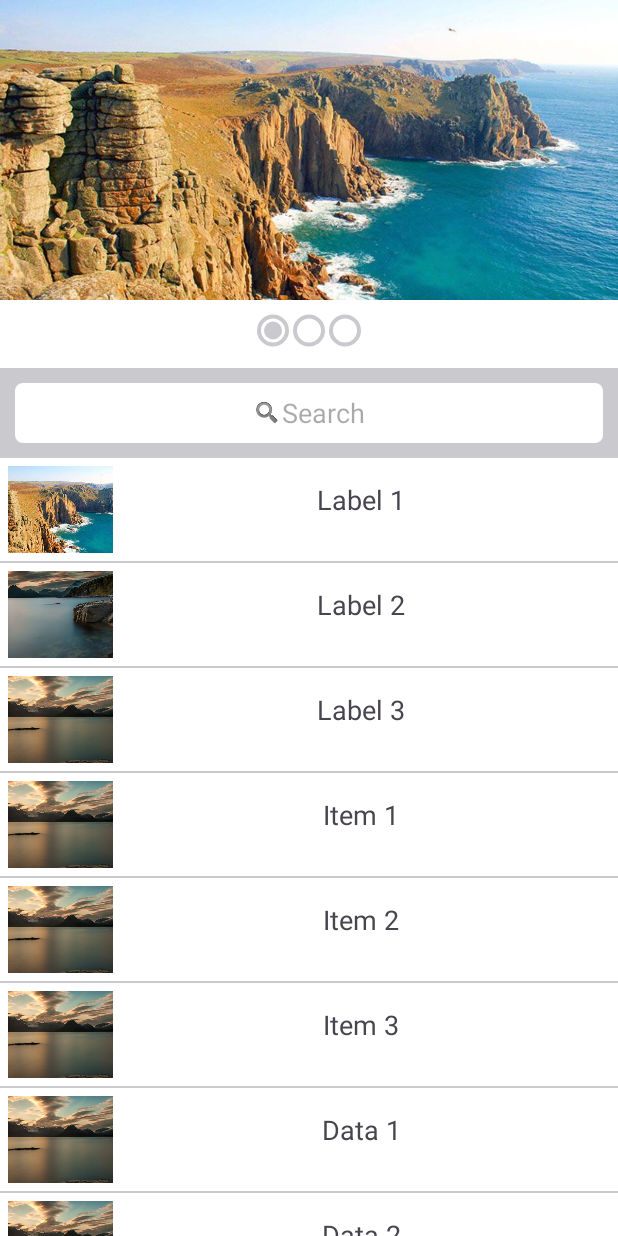
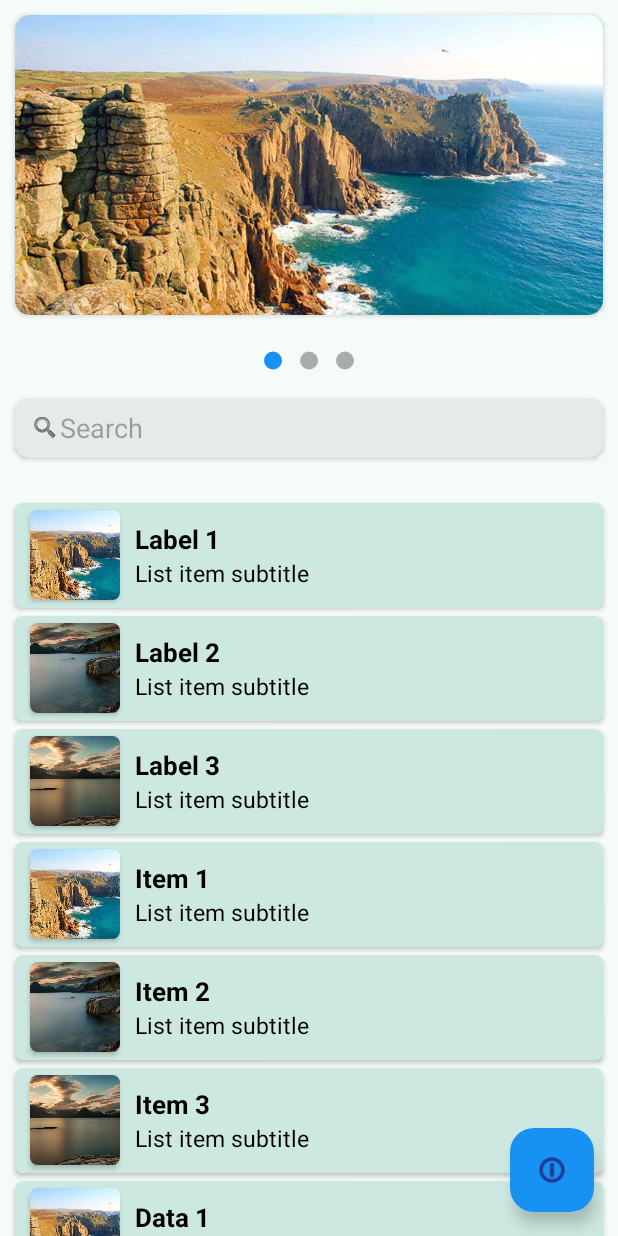
Before and after one commit to RitamBose804/Assignment, an Android app: the screen it shows after launch (MainActivity), on a phone screen of 412 x 824 dp. Run offline under Robolectric (Android 15) with nearby library versions, the phone set to English and light mode, and no system bars.

Commit message:
New Changes

```diff
--- a/app/src/main/java/com/assignment/MainActivity.kt
+++ b/app/src/main/java/com/assignment/MainActivity.kt
@@ -7,9 +7,12 @@ import android.text.TextWatcher
 import android.widget.EditText
 import android.widget.Switch
 import android.widget.TableLayout
+import android.widget.TextView
 import androidx.recyclerview.widget.LinearLayoutManager
 import androidx.recyclerview.widget.RecyclerView
 import androidx.viewpager2.widget.ViewPager2
+import com.google.android.material.bottomsheet.BottomSheetDialog
+import com.google.android.material.floatingactionbutton.FloatingActionButton
 import com.google.android.material.tabs.TabLayout
 import com.google.android.material.tabs.TabLayoutMediator
 
@@ -18,6 +21,7 @@ class MainActivity : AppCompatActivity() {
     lateinit var recycler_view: RecyclerView
     lateinit var viewPager: ViewPager2
     lateinit var searchText: EditText
+    lateinit var fab: FloatingActionButton
     var selectedArray = mutableListOf<Item>()
     var searchArray = mutableListOf<Item>()
     var selectedPosition : Int = 0
@@ -29,7 +33,11 @@ class MainActivity : AppCompatActivity() {
         tableLayout = findViewById(R.id.viewpager_tabs)
         recycler_view = findViewById(R.id.recycler_view)
         searchText = findViewById(R.id.searchText)
+        fab = findViewById(R.id.fab)
 
+
+        //clicking on fab floating icon
+        fab.setOnClickListener { showBottomSheetDialog() }
 
         //implemented addTextChangedListener to the search text to do automatic search from the Recycleview data when user type anything
 
@@ -57,36 +65,36 @@ class MainActivity : AppCompatActivity() {
             Item(R.drawable.image1, "Label 1"),
             Item(R.drawable.image2, "Label 2"),
             Item(R.drawable.image3, "Label 3"),
-            Item(R.drawable.image3, "Item 1"),
-            Item(R.drawable.image3, "Item 2"),
+            Item(R.drawable.image1, "Item 1"),
+            Item(R.drawable.image2, "Item 2"),
             Item(R.drawable.image3, "Item 3"),
-            Item(R.drawable.image3, "Data 1"),
-            Item(R.drawable.image3, "Data 2"),
+            Item(R.drawable.image1, "Data 1"),
+            Item(R.drawable.image2, "Data 2"),
             Item(R.drawable.image3, "Data 3")
             // Add more items as needed
         )
         val itemsList1 = arrayListOf(
-            Item(R.drawable.image1, "Label 4"),
-            Item(R.drawable.image2, "Label 5"),
-            Item(R.drawable.image3, "Label 6"),
+            Item(R.drawable.image3, "Label 4"),
+            Item(R.drawable.image1, "Label 5"),
+            Item(R.drawable.image2, "Label 6"),
             Item(R.drawable.image3, "Item 4"),
-            Item(R.drawable.image3, "Item 5"),
-            Item(R.drawable.image3, "Item 6"),
+            Item(R.drawable.image1, "Item 5"),
+            Item(R.drawable.image2, "Item 6"),
             Item(R.drawable.image3, "Data 4"),
-            Item(R.drawable.image3, "Data 5"),
+            Item(R.drawable.image1, "Data 5"),
             Item(R.drawable.image3, "Data 6")
             // Add more items as needed
         )
         val itemsList2 = arrayListOf(
             Item(R.drawable.image1, "Label 7"),
-            Item(R.drawable.image2, "Label 8"),
-            Item(R.drawable.image3, "Label 9"),
-            Item(R.drawable.image3, "Item 7"),
+            Item(R.drawable.image3, "Label 8"),
+            Item(R.drawable.image2, "Label 9"),
+            Item(R.drawable.image1, "Item 7"),
             Item(R.drawable.image3, "Item 8"),
-            Item(R.drawable.image3, "Item 9"),
-            Item(R.drawable.image3, "Data 7"),
+            Item(R.drawable.image2, "Item 9"),
+            Item(R.drawable.image1, "Data 7"),
             Item(R.drawable.image3, "Data 8"),
-            Item(R.drawable.image3, "Data 9")
+            Item(R.drawable.image2, "Data 9")
             // Add more items as needed
         )
 
@@ -152,4 +160,34 @@ class MainActivity : AppCompatActivity() {
         recycler_view.adapter = listAdapter
 
     }
+
+    private fun showBottomSheetDialog() {
+        val bottomSheetDialog = BottomSheetDialog(this)
+        val bottomSheetView = layoutInflater.inflate(R.layout.bottom_sheet_dialog, null)
+        bottomSheetDialog.setContentView(bottomSheetView)
+
+        val item_count = bottomSheetView.findViewById<TextView>(/* id = */ R.id.item_count);
+        val char_stats = bottomSheetView.findViewById<TextView>(/* id = */ R.id.char_stats);
+
+        val itemList = listOf("apple", "banana", "orange", "blueberry")
+        val itemCount = itemList.size
+        item_count.text = "Item Count: $itemCount"
+
+        val charStats = getCharacterStatistics(itemList)
+        char_stats.text = charStats
+
+        bottomSheetDialog.show()
+    }
+
+    private fun getCharacterStatistics(itemList: List<String>): String {
+        val charCount = mutableMapOf<Char, Int>()
+        itemList.forEach { item ->
+            item.forEach { char ->
+                charCount[char] = charCount.getOrDefault(char, 0) + 1
+            }
+        }
+
+        val sortedCharCount = charCount.entries.sortedByDescending { it.value }.take(3)
+        return sortedCharCount.joinToString(separator = "\n") { "${it.key} = ${it.value}" }
+    }
 }
--- a/app/src/main/res/drawable/selected.xml
+++ b/app/src/main/res/drawable/selected.xml
@@ -1,16 +1,6 @@
 <?xml version="1.0" encoding="utf-8"?>
 <layer-list xmlns:android="http://schemas.android.com/apk/res/android"
     android:padding="3dp">
-    <item>
-        <shape xmlns:android="http://schemas.android.com/apk/res/android"
-            android:shape="ring"
-            android:useLevel="false">
-            <solid android:color="@color/SearchBar_Background" />
-            <size
-                android:width="@dimen/t_padding"
-                android:height="@dimen/t_padding" />
-        </shape>
-    </item>
     <item
         android:bottom="@dimen/i_padding"
         android:left="@dimen/i_padding"
@@ -22,7 +12,7 @@
             android:thickness="6dp"
             android:useLevel="false">
 
-            <solid android:color="@color/SearchBar_Background" />
+            <solid android:color="@color/Selected_Indicator_Background" />
         </shape>
     </item>
 </layer-list>
--- a/app/src/main/res/drawable/unselected.xml
+++ b/app/src/main/res/drawable/unselected.xml
@@ -1,14 +1,18 @@
 <?xml version="1.0" encoding="utf-8"?>
 <layer-list xmlns:android="http://schemas.android.com/apk/res/android"
     android:padding="3dp">
-    <item>
-        <shape xmlns:android="http://schemas.android.com/apk/res/android"
+    <item
+        android:bottom="@dimen/i_padding"
+        android:left="@dimen/i_padding"
+        android:right="@dimen/i_padding"
+        android:top="@dimen/i_padding">
+        <shape
+            android:innerRadius="0dp"
             android:shape="ring"
+            android:thickness="6dp"
             android:useLevel="false">
-            <solid android:color="@color/SearchBar_Background" />
-            <size
-                android:width="@dimen/t_padding"
-                android:height="@dimen/t_padding" />
+
+            <solid android:color="@color/UnSelected_Indicator_Background" />
         </shape>
     </item>
 </layer-list>
--- a/app/src/main/res/layout/activity_main.xml
+++ b/app/src/main/res/layout/activity_main.xml
@@ -1,10 +1,14 @@
 <?xml version="1.0" encoding="utf-8"?>
-<androidx.core.widget.NestedScrollView xmlns:android="http://schemas.android.com/apk/res/android"
+<RelativeLayout xmlns:android="http://schemas.android.com/apk/res/android"
     xmlns:app="http://schemas.android.com/apk/res-auto"
     android:layout_width="match_parent"
     android:layout_height="match_parent"
     android:fillViewport="true"
-    android:background="@color/white">
+    android:background="@color/Color_Background">
+
+    <androidx.core.widget.NestedScrollView
+        android:layout_width="match_parent"
+        android:layout_height="match_parent">
 
         <LinearLayout
             android:layout_width="match_parent"
@@ -13,12 +17,21 @@
 
             <!-- Add your image carousel items here -->
 
+            <androidx.cardview.widget.CardView
+                android:layout_width="match_parent"
+                android:layout_height="200dp"
+                app:cardCornerRadius="10dp"
+                android:layout_margin="10dp">
+
                 <androidx.viewpager2.widget.ViewPager2
                     android:id="@+id/viewpager_images"
                     android:layout_width="match_parent"
-                android:layout_height="200dp">
+                    android:layout_height="match_parent">
 
                 </androidx.viewpager2.widget.ViewPager2>
+
+            </androidx.cardview.widget.CardView>
+
 
             <com.google.android.material.tabs.TabLayout
                 android:id="@+id/viewpager_tabs"
@@ -30,21 +43,22 @@
                 app:tabIndicatorColor="@color/white"
                 android:layout_marginTop="5dp"
                 android:layout_marginBottom="0dp"
-                android:background="@color/white"
+                android:background="@color/Color_Background"
                 />
 
-        <LinearLayout
+            <androidx.cardview.widget.CardView
                 android:layout_width="match_parent"
-            android:layout_height="60dp"
+                android:layout_height="40dp"
+                android:layout_margin="10dp"
+                app:cardCornerRadius="10dp"
                 android:background="@color/SearchBar_Background"
-            android:padding="10dp"
-            android:layout_marginTop="10dp">
+                app:cardBackgroundColor="@color/SearchBar_Background">
 
                 <LinearLayout
                     android:layout_width="match_parent"
                     android:layout_height="match_parent"
-                android:background="@drawable/searchbar_background"
-                android:gravity="center">
+                    android:gravity="center_vertical"
+                    android:paddingLeft="10dp">
 
                     <ImageView
                         android:layout_width="20dp"
@@ -62,15 +76,27 @@
 
                 </LinearLayout>
 
-        </LinearLayout>
+            </androidx.cardview.widget.CardView>
 
             <!-- Your RecyclerView for the list of items -->
             <androidx.recyclerview.widget.RecyclerView
                 android:id="@+id/recycler_view"
                 android:layout_width="match_parent"
                 android:layout_height="wrap_content"
+                android:layout_marginTop="17.5dp"
                 />
 
         </LinearLayout>
+    </androidx.core.widget.NestedScrollView>
 
-</androidx.core.widget.NestedScrollView>
+    <com.google.android.material.floatingactionbutton.FloatingActionButton
+        android:id="@+id/fab"
+        android:layout_width="wrap_content"
+        android:layout_height="wrap_content"
+        android:layout_alignParentEnd="true"
+        android:layout_alignParentBottom="true"
+        android:layout_margin="16dp"
+        app:srcCompat="@android:drawable/ic_menu_info_details"
+        android:backgroundTint="@color/Selected_Indicator_Background"/>
+
+</RelativeLayout>
--- /dev/null
+++ b/app/src/main/res/layout/bottom_sheet_dialog.xml
@@ -0,0 +1,20 @@
+<?xml version="1.0" encoding="utf-8"?>
+<LinearLayout
+    xmlns:android="http://schemas.android.com/apk/res/android"
+    android:layout_width="match_parent"
+    android:layout_height="wrap_content"
+    android:orientation="vertical"
+    android:padding="16dp">
+
+    <TextView
+        android:id="@+id/item_count"
+        android:layout_width="wrap_content"
+        android:layout_height="wrap_content"
+        android:text="Item Count" />
+
+    <TextView
+        android:id="@+id/char_stats"
+        android:layout_width="wrap_content"
+        android:layout_height="wrap_content"
+        android:text="Character Statistics" />
+</LinearLayout>
--- a/app/src/main/res/layout/item_layout.xml
+++ b/app/src/main/res/layout/item_layout.xml
@@ -1,38 +1,62 @@
 <?xml version="1.0" encoding="utf-8"?>
-<RelativeLayout xmlns:android="http://schemas.android.com/apk/res/android"
+<androidx.cardview.widget.CardView xmlns:android="http://schemas.android.com/apk/res/android"
     android:layout_width="match_parent"
     android:layout_height="70dp"
-    >
+    xmlns:app="http://schemas.android.com/apk/res-auto"
+    app:cardBackgroundColor="@color/ListItem_Background"
+    app:cardCornerRadius="5dp"
+    android:layout_marginTop="2.5dp"
+    android:layout_marginBottom="2.5dp"
+    android:layout_marginLeft="10dp"
+    android:layout_marginRight="10dp"
+    android:background="@color/ListItem_Background">
 
     <LinearLayout
         android:layout_width="match_parent"
         android:layout_height="match_parent"
         android:orientation="horizontal"
-        android:gravity="center_vertical"
-        android:padding="5dp"
-        android:layout_above="@+id/line">
+        android:gravity="center_vertical">
 
-        <ImageView
-            android:id="@+id/imageView"
-            android:layout_width="70dp"
-            android:layout_height="70dp"
-            android:scaleType="centerCrop"/>
+        <androidx.cardview.widget.CardView
+            android:layout_width="60dp"
+            android:layout_height="60dp"
+            app:cardCornerRadius="5dp"
+            android:layout_margin="10dp">
 
-        <TextView
-            android:id="@+id/labelView"
+            <ImageView
+                android:id="@+id/imageView"
+                android:layout_width="match_parent"
+                android:layout_height="match_parent"
+                android:scaleType="centerCrop"/>
+
+        </androidx.cardview.widget.CardView>
+
+        <LinearLayout
             android:layout_width="match_parent"
             android:layout_height="match_parent"
-            android:textSize="18sp"
-            android:padding="10dp"
-            android:textAlignment="center"/>
+            android:gravity="center_vertical"
+            android:orientation="vertical">
+
+            <TextView
+                android:id="@+id/labelView"
+                android:layout_width="wrap_content"
+                android:layout_height="wrap_content"
+                android:textSize="17sp"
+                android:textColor="@color/black"
+                android:textStyle="bold"
+                android:text="List ite title"/>
+
+            <TextView
+                android:id="@+id/sublabelView"
+                android:layout_width="wrap_content"
+                android:layout_height="wrap_content"
+                android:textSize="15sp"
+                android:textColor="@color/black"
+                android:text="List item subtitle"
+                />
+
+        </LinearLayout>
 
     </LinearLayout>
 
-    <View
-        android:id="@+id/line"
-        android:layout_width="match_parent"
-        android:layout_height="1dp"
-        android:background="@color/SearchBar_Background"
-        android:layout_alignParentBottom="true"/>
-
-</RelativeLayout>
+</androidx.cardview.widget.CardView>
--- a/app/src/main/res/values-night/colors.xml
+++ b/app/src/main/res/values-night/colors.xml
@@ -1,4 +1,6 @@
 <?xml version="1.0" encoding="utf-8"?>
 <resources>
-    <color name="SearchBar_Background">#c9c9ce</color>
+    <color name="SearchBar_Background">#e5ebea</color>
+    <color name="Color_Background">#f4fbf8</color>
+    <color name="ListItem_Background">#cde8e1</color>
 </resources>
--- a/app/src/main/res/values/colors.xml
+++ b/app/src/main/res/values/colors.xml
@@ -2,5 +2,9 @@
 <resources>
     <color name="black">#FF000000</color>
     <color name="white">#FFFFFFFF</color>
-    <color name="SearchBar_Background">#c9c9ce</color>
+    <color name="SearchBar_Background">#e5ebea</color>
+    <color name="Color_Background">#f4fbf8</color>
+    <color name="ListItem_Background">#cde8e1</color>
+    <color name="UnSelected_Indicator_Background">#a8adab</color>
+    <color name="Selected_Indicator_Background">#1792f3</color>
 </resources>
```
Lines whose indentation alone changed are shown as unchanged.
